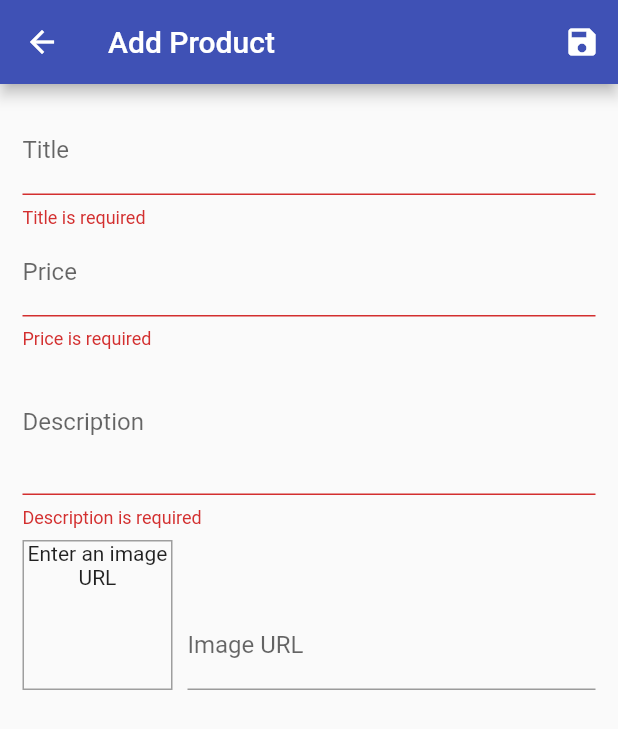
After one commit to itsmefarhan/flutter-ecommerce, a Flutter app: the AddOrEditProductScreen screen opened by its route, after a tap on the "save" icon, on a phone screen of 412 x 824 dp. The commit adds this screen. Shown: the top 729 px of the screen. Run offline on Flutter 3.47's test engine with Material 2 defaults, Android fonts, the phone set to English and light mode, and no system bars; network calls fail.

Commit message:
add product functionality

```diff
--- a/lib/main.dart
+++ b/lib/main.dart
@@ -3,10 +3,12 @@ import 'package:provider/provider.dart';
 import 'package:shopping_arena/providers/cart.dart';
 import 'package:shopping_arena/providers/order.dart';
 import 'package:shopping_arena/providers/products_provider.dart';
+import 'package:shopping_arena/screens/add_edit_product.dart';
 import 'package:shopping_arena/screens/order.dart';
 import 'package:shopping_arena/screens/product_detail.dart';
 import 'package:shopping_arena/screens/products_overview.dart';
 import 'package:shopping_arena/screens/cart.dart';
+import 'package:shopping_arena/screens/user_products.dart';
 
 void main() => runApp(MyApp());
 
@@ -33,7 +35,9 @@ class MyApp extends StatelessWidget {
         routes: {
           '/productDetail': (context) => ProductDetailScreen(),
           '/cart': (context) => CartScreen(),
-          '/orders': (context) => OrdersScreen()
+          '/orders': (context) => OrdersScreen(),
+          '/userProducts': (context) => UserProductsScreen(),
+          '/addOrEditProduct': (context) => AddOrEditProductScreen()
         },
       ),
     );
--- a/lib/providers/products_provider.dart
+++ b/lib/providers/products_provider.dart
@@ -46,4 +46,15 @@ class ProductsProvider with ChangeNotifier {
   Product findById(String id) {
     return _items.firstWhere((product) => product.id == id);
   }
+
+  addProduct(String title, double price, String description, String imageUrl) {
+    final newProduct = Product(
+        id: DateTime.now().toString(),
+        title: title,
+        price: price,
+        description: description,
+        imageUrl: imageUrl);
+    _items.add(newProduct);
+    notifyListeners();
+  }
 }
--- /dev/null
+++ b/lib/screens/add_edit_product.dart
@@ -0,0 +1,146 @@
+import 'package:flutter/material.dart';
+import 'package:provider/provider.dart';
+import 'package:shopping_arena/providers/products_provider.dart';
+
+class AddOrEditProductScreen extends StatefulWidget {
+  @override
+  _AddOrEditProductScreenState createState() => _AddOrEditProductScreenState();
+}
+
+class _AddOrEditProductScreenState extends State<AddOrEditProductScreen> {
+  final _formKey = GlobalKey<FormState>();
+
+  String _title;
+  double _price;
+  String _description;
+  String _imageUrl;
+
+  final _imageUrlController = TextEditingController();
+  final _priceFocusNode = FocusNode();
+  final _descriptionFocusNode = FocusNode();
+  final _imageUrlFocusNode = FocusNode();
+
+  @override
+  void initState() {
+    _imageUrlFocusNode.addListener(_updateImageUrl);
+    super.initState();
+  }
+
+  _updateImageUrl() {
+    if (!_imageUrlFocusNode.hasFocus) {
+      setState(() {});
+    }
+  }
+
+  @override
+  void dispose() {
+    _priceFocusNode.dispose();
+    _descriptionFocusNode.dispose();
+    _imageUrlFocusNode.dispose();
+    _imageUrlController.dispose();
+    _imageUrlFocusNode.removeListener(_updateImageUrl);
+    super.dispose();
+  }
+
+  _handleSubmit() {
+    final form = _formKey.currentState;
+    if (form.validate()) {
+      form.save();
+      Provider.of<ProductsProvider>(context, listen: false)
+          .addProduct(_title, _price, _description, _imageUrl);
+      Navigator.pop(context);
+      // print('$_title $_price $_description $_imageUrl');
+    } else {
+      print('Error adding product');
+    }
+  }
+
+  @override
+  Widget build(BuildContext context) {
+    return Scaffold(
+      appBar: AppBar(
+        title: Text('Add Product'),
+        actions: <Widget>[
+          IconButton(icon: Icon(Icons.save), onPressed: _handleSubmit)
+        ],
+      ),
+      body: Padding(
+        padding: const EdgeInsets.all(15.0),
+        child: Form(
+          key: _formKey,
+          child: ListView(
+            children: <Widget>[
+              TextFormField(
+                validator: (val) => val.isEmpty ? 'Title is required' : null,
+                onSaved: (val) => _title = val,
+                decoration: InputDecoration(labelText: 'Title'),
+                textInputAction: TextInputAction.next,
+                onFieldSubmitted: (_) =>
+                    // move from title field to price field
+                    FocusScope.of(context).requestFocus(_priceFocusNode),
+              ),
+              TextFormField(
+                validator: (val) => val.isEmpty ? 'Price is required' : null,
+                onSaved: (val) => _price = double.parse(val),
+                decoration: InputDecoration(labelText: 'Price'),
+                textInputAction: TextInputAction.next,
+                keyboardType: TextInputType.number,
+                focusNode: _priceFocusNode,
+                onFieldSubmitted: (_) =>
+                    FocusScope.of(context).requestFocus(_descriptionFocusNode),
+              ),
+              TextFormField(
+                validator: (val) =>
+                    val.isEmpty ? 'Description is required' : null,
+
+                onSaved: (val) => _description = val,
+                decoration: InputDecoration(labelText: 'Description'),
+                maxLines: 3,
+                // textInputAction: TextInputAction.next,
+                keyboardType: TextInputType.multiline,
+                focusNode: _descriptionFocusNode,
+              ),
+              Row(
+                crossAxisAlignment: CrossAxisAlignment.end,
+                children: <Widget>[
+                  Container(
+                    width: 100,
+                    height: 100,
+                    margin: EdgeInsets.only(top: 8, right: 10),
+                    decoration: BoxDecoration(
+                        border: Border.all(width: 1, color: Colors.grey)),
+                    child: _imageUrlController.text.isEmpty
+                        ? Text(
+                            'Enter an image URL',
+                            textAlign: TextAlign.center,
+                          )
+                        : FittedBox(
+                            child: Image.network(
+                            _imageUrlController.text,
+                            fit: BoxFit.cover,
+                          )),
+                  ),
+                  Expanded(
+                    // expanded bcz textformfield inside row gets full width
+                    child: TextFormField(
+                      // validator: (val) => val.isEmpty ? 'Title is required' : null,
+
+                      onSaved: (val) => _imageUrl = val,
+                      controller:
+                          _imageUrlController, // controller added bcz we want to see preview
+                      decoration: InputDecoration(labelText: 'Image URL'),
+                      keyboardType: TextInputType.url,
+                      textInputAction: TextInputAction.done,
+                      focusNode: _imageUrlFocusNode,
+                      onFieldSubmitted: (_) => _handleSubmit(),
+                    ),
+                  )
+                ],
+              )
+            ],
+          ),
+        ),
+      ),
+    );
+  }
+}
```
Also changed, not shown: lib/screens/user_products.dart (added, +40 -0 lines), lib/widgets/drawer.dart (+7 -0 lines), lib/widgets/user_product_item.dart (added, +35 -0 lines).
